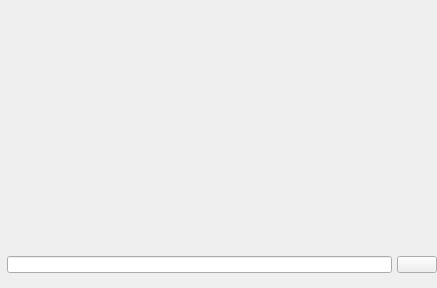
First picture: the form in src/prism/main/forms/PLSSceneItemView.ui, repository naver/prism-live-studio, before the edit.
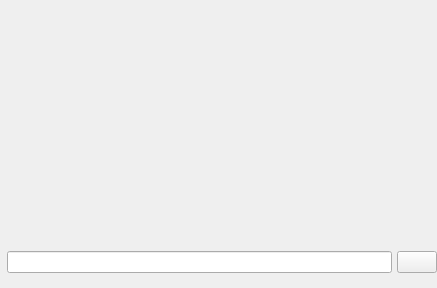
Second picture: the form after the edit. Custom widgets are drawn as their Qt base class.

```diff
--- a/src/prism/main/forms/PLSSceneItemView.ui
+++ b/src/prism/main/forms/PLSSceneItemView.ui
@@ -58,6 +58,15 @@
    </property>
    <item>
     <widget class="QFrame" name="widget">
+     <property name="sizePolicy">
+      <sizepolicy hsizetype="Expanding" vsizetype="Expanding">
+       <horstretch>0</horstretch>
+       <verstretch>0</verstretch>
+      </sizepolicy>
+     </property>
+     <property name="lineWidth">
+      <number>0</number>
+     </property>
      <layout class="QVBoxLayout" name="verticalLayout_2">
       <property name="spacing">
        <number>0</number>
@@ -75,7 +84,14 @@
        <number>24</number>
       </property>
       <item>
-       <widget class="PLSSceneDisplay" name="display" native="true"/>
+       <widget class="PLSSceneDisplay" name="display" native="true">
+        <property name="sizePolicy">
+         <sizepolicy hsizetype="Expanding" vsizetype="Preferred">
+          <horstretch>0</horstretch>
+          <verstretch>0</verstretch>
+         </sizepolicy>
+        </property>
+       </widget>
       </item>
       <item>
        <widget class="QWidget" name="imageLabel" native="true">
@@ -143,18 +159,6 @@
    </item>
    <item>
     <widget class="QFrame" name="editWidget">
-     <property name="minimumSize">
-      <size>
-       <width>0</width>
-       <height>40</height>
-      </size>
-     </property>
-     <property name="maximumSize">
-      <size>
-       <width>16777215</width>
-       <height>40</height>
-      </size>
-     </property>
      <property name="styleSheet">
       <string notr="true"/>
      </property>
```
